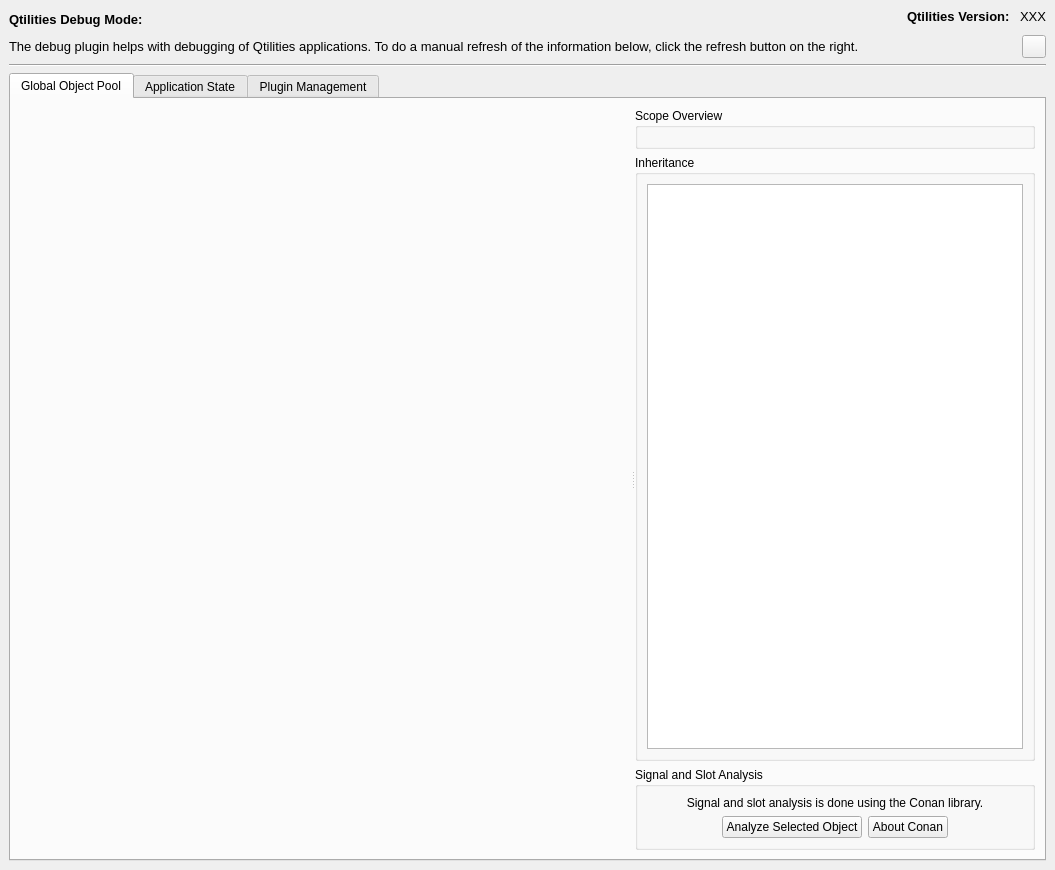
JPNaude/Qtilities, file src/Plugins/DebugPlugin/source/DebugWidget.ui: the form before one commit.
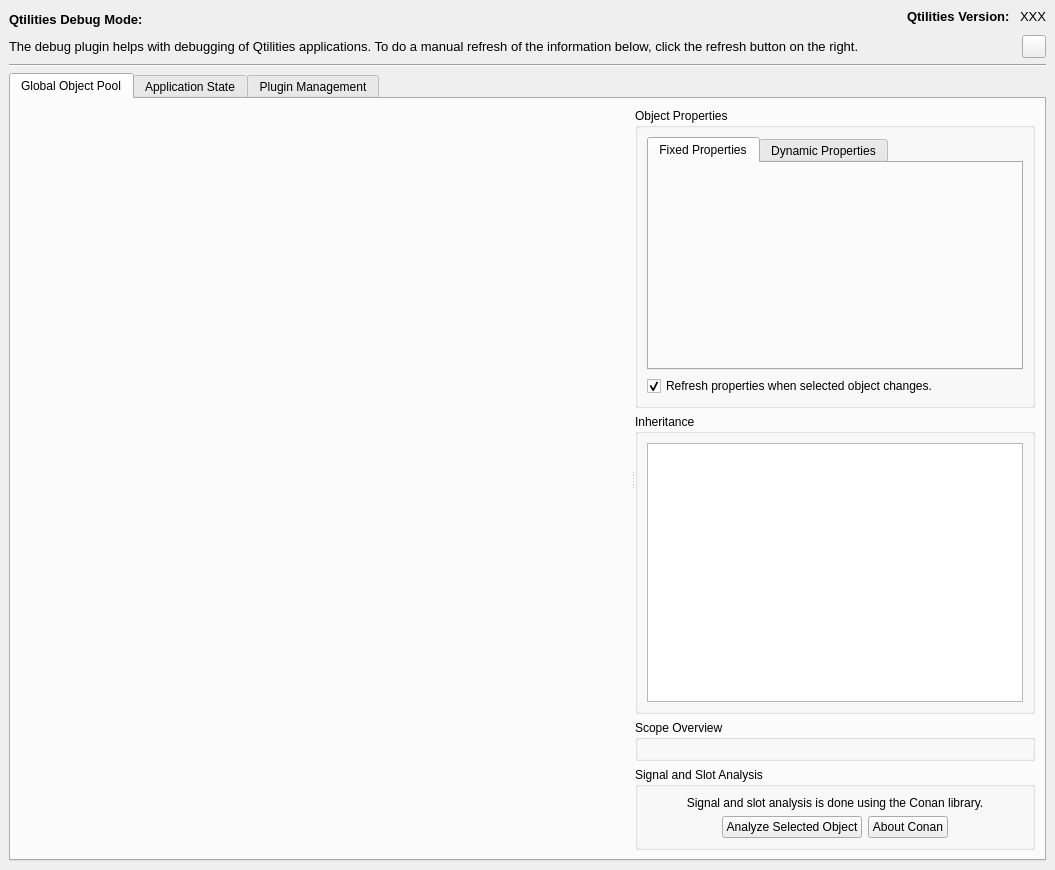
The form after the commit.

Commit message: Debug widget further improvements.

```diff
--- a/src/Plugins/DebugPlugin/source/DebugWidget.ui
+++ b/src/Plugins/DebugPlugin/source/DebugWidget.ui
@@ -162,6 +162,68 @@
             <property name="bottomMargin">
              <number>0</number>
             </property>
+            <item>
+             <widget class="QGroupBox" name="groupBoxPropertyBrowser">
+              <property name="title">
+               <string>Object Properties</string>
+              </property>
+              <layout class="QGridLayout" name="gridLayout_30">
+               <item row="1" column="0">
+                <widget class="QTabWidget" name="tabWidget">
+                 <property name="currentIndex">
+                  <number>0</number>
+                 </property>
+                 <widget class="QWidget" name="tabObjectProperties">
+                  <attribute name="title">
+                   <string>Fixed Properties</string>
+                  </attribute>
+                  <layout class="QGridLayout" name="gridLayout_31">
+                   <item row="0" column="0">
+                    <widget class="QWidget" name="objectPropertyBrowserHolder" native="true"/>
+                   </item>
+                  </layout>
+                 </widget>
+                 <widget class="QWidget" name="tabDynamicObjectProperties">
+                  <attribute name="title">
+                   <string>Dynamic Properties</string>
+                  </attribute>
+                  <layout class="QGridLayout" name="gridLayout_32">
+                   <item row="0" column="0">
+                    <widget class="QWidget" name="objectDynamicPropertyBrowserHolder" native="true"/>
+                   </item>
+                  </layout>
+                 </widget>
+                </widget>
+               </item>
+               <item row="2" column="0">
+                <widget class="QCheckBox" name="chkRefreshProperties">
+                 <property name="text">
+                  <string>Refresh properties when selected object changes.</string>
+                 </property>
+                 <property name="checked">
+                  <bool>true</bool>
+                 </property>
+                </widget>
+               </item>
+              </layout>
+             </widget>
+            </item>
+            <item>
+             <widget class="QGroupBox" name="groupBoxInheritanceList">
+              <property name="title">
+               <string>Inheritance</string>
+              </property>
+              <layout class="QGridLayout" name="gridLayout_28">
+               <item row="0" column="0">
+                <widget class="QListView" name="objectInheritanceList">
+                 <property name="editTriggers">
+                  <set>QAbstractItemView::NoEditTriggers</set>
+                 </property>
+                </widget>
+               </item>
+              </layout>
+             </widget>
+            </item>
             <item>
              <widget class="QGroupBox" name="groupBox_9">
               <property name="title">
@@ -174,18 +236,6 @@
               </layout>
              </widget>
             </item>
-            <item>
-             <widget class="QGroupBox" name="groupBox_20">
-              <property name="title">
-               <string>Inheritance</string>
-              </property>
-              <layout class="QGridLayout" name="gridLayout_28">
-               <item row="0" column="0">
-                <widget class="QListView" name="objectInheritanceList"/>
-               </item>
-              </layout>
-             </widget>
-            </item>
             <item>
              <widget class="QGroupBox" name="groupBox_21">
               <property name="title">
```
Left out of the diff: 43 changed lines with no effect on the pictures. The commit also changes 2 other files.
